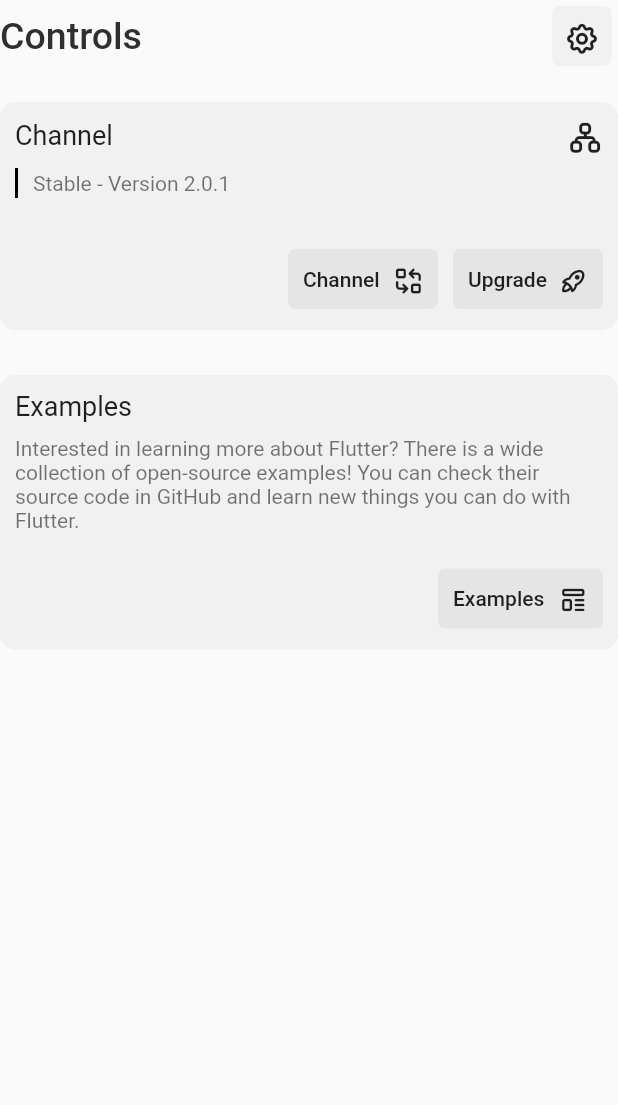
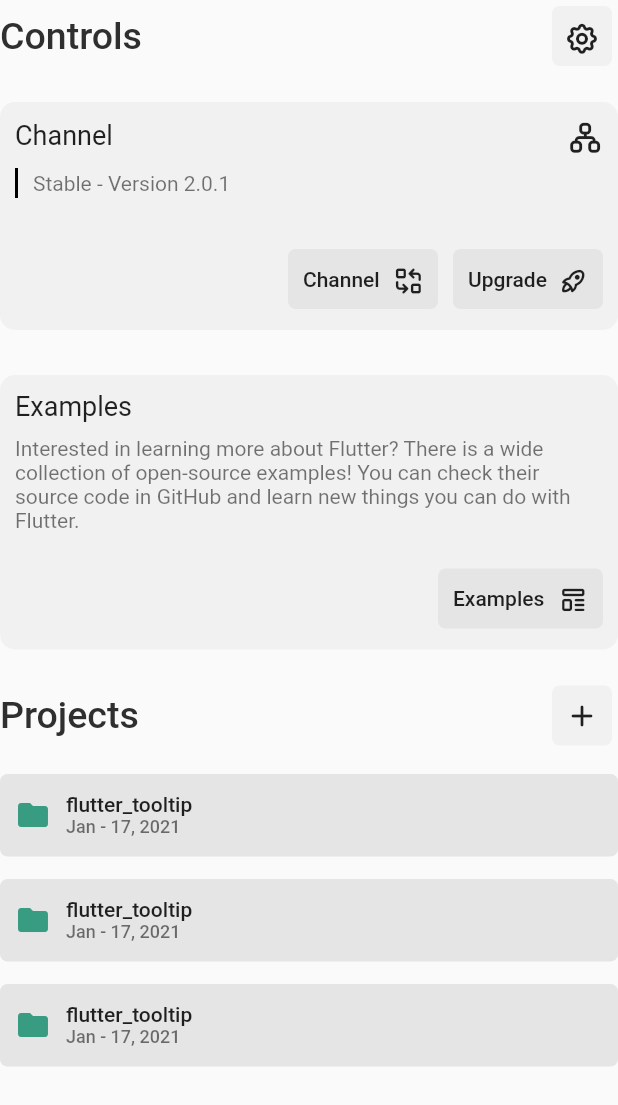
Before and after one commit to FlutterMatic/desktop, a Flutter app: what controls() shows on an empty page, opened directly, on a phone screen of 412 x 824 dp. Shown: the top 1105 px of the screen. Run offline on Flutter 3.47's test engine with Material 2 defaults, Android fonts, the light colour scheme and no system bars; our stand-ins replace flutter_svg; missing offline and left inert: bitsdojo_window, process_run.

Commit message:
UI Fixes and projects tiles added.

```diff
--- a/lib/components/title_section.dart
+++ b/lib/components/title_section.dart
@@ -41,7 +41,7 @@ Widget installationStatus(InstallationStatus status, String title,
             const Spacer(),
             status != InstallationStatus.done
                 ? SquareButton(
-                    size: 30,
+                    size: 35,
                     icon: const Icon(Iconsdata.download, size: 20),
                     tooltip: 'Download $title',
                     onPressed: onDownload)
--- a/lib/screens/home/components/controls.dart
+++ b/lib/screens/home/components/controls.dart
@@ -2,15 +2,30 @@ import 'package:flutter/material.dart';
 import 'package:flutter_installer/components/rectangle_button.dart';
 import 'package:flutter_installer/components/round_container.dart';
 import 'package:flutter_installer/components/title_section.dart';
+import 'package:flutter_installer/screens/home/components/projects.dart';
 import 'package:flutter_installer/utils/constants.dart';
 import 'package:url_launcher/url_launcher.dart';
 
 Widget controls() {
   return SizedBox(
-    width: 450,
+    width: 500,
+    child: Expanded(
       child: Column(
         crossAxisAlignment: CrossAxisAlignment.start,
         children: <Widget>[
+          _controlOptions(),
+          const SizedBox(height: 20),
+          projects(),
+        ],
+      ),
+    ),
+  );
+}
+
+Widget _controlOptions() {
+  return Column(
+    crossAxisAlignment: CrossAxisAlignment.start,
+    children: [
       titleSection(
           'Controls', const Icon(Iconsdata.settings), () {}, 'Settings'),
       const SizedBox(height: 20),
@@ -104,6 +119,5 @@ Widget controls() {
         ),
       ),
     ],
-    ),
   );
 }
--- a/lib/screens/home/components/installed.dart
+++ b/lib/screens/home/components/installed.dart
@@ -2,9 +2,10 @@ import 'package:flutter/material.dart';
 import 'package:flutter_installer/components/title_section.dart';
 import 'package:flutter_installer/utils/constants.dart';
 
-Widget installedComponents(Size size) {
+Widget installedComponents() {
   return SizedBox(
-    width: size.width > 1000 ? 0.4 * size.width : 0.7 * size.width,
+    width: 500,
+    child: Expanded(
       child: Column(
         mainAxisSize: MainAxisSize.min,
         children: <Widget>[
@@ -37,5 +38,6 @@ Widget installedComponents(Size size) {
           ),
         ],
       ),
+    ),
   );
 }
--- a/lib/screens/home/components/projects.dart
+++ b/lib/screens/home/components/projects.dart
@@ -1,18 +1,110 @@
 import 'package:flutter/material.dart';
+import 'package:flutter_installer/components/rectangle_button.dart';
+import 'package:flutter_installer/components/square_button.dart';
 import 'package:flutter_installer/components/title_section.dart';
+import 'package:flutter_installer/utils/constants.dart';
 
 Widget projects() {
   return SizedBox(
-    width: 450,
+    width: 500,
     child: Column(
       children: <Widget>[
         titleSection('Projects', const Icon(Icons.add_rounded), () {},
             'New Flutter Project'),
+        ProjectTile(
+          fileName: 'flutter_tooltip',
+          lastEdit: 'Jan - 17, 2021',
+          //TODO: Show options onPressed
+          onOptions: () {},
+          //TODO: Open file onPressed
+          onPressed: () {},
+        ),
+        ProjectTile(
+          fileName: 'flutter_tooltip',
+          lastEdit: 'Jan - 17, 2021',
+          //TODO: Show options onPressed
+          onOptions: () {},
+          //TODO: Open file onPressed
+          onPressed: () {},
+        ),
+        ProjectTile(
+          fileName: 'flutter_tooltip',
+          lastEdit: 'Jan - 17, 2021',
+          //TODO: Show options onPressed
+          onOptions: () {},
+          //TODO: Open file onPressed
+          onPressed: () {},
+        ),
       ],
     ),
   );
 }
 
-// Widget _projectTile() {
-//   return;
-// }
+class ProjectTile extends StatefulWidget {
+  final String fileName;
+  final String? lastEdit;
+  final Function() onPressed;
+  final Function() onOptions;
+
+  ProjectTile(
+      {required this.fileName,
+      required this.onPressed,
+      required this.onOptions,
+      this.lastEdit});
+
+  @override
+  _ProjectTileState createState() => _ProjectTileState();
+}
+
+bool _hovered = false;
+
+class _ProjectTileState extends State<ProjectTile> {
+  @override
+  Widget build(BuildContext context) {
+    return Padding(
+      padding: const EdgeInsets.only(top: 15),
+      child: MouseRegion(
+        onHover: (event) => setState(() => _hovered = true),
+        onExit: (event) => setState(() => _hovered = false),
+        child: RectangleButton(
+          height: 55,
+          width: double.infinity,
+          onPressed: widget.onPressed,
+          child: Row(
+            children: <Widget>[
+              const Icon(Icons.folder, color: kGreenColor),
+              const SizedBox(width: 10),
+              Expanded(
+                child: Column(
+                  crossAxisAlignment: CrossAxisAlignment.start,
+                  mainAxisAlignment: MainAxisAlignment.center,
+                  children: [
+                    Text(widget.fileName,
+                        maxLines: 1,
+                        overflow: TextOverflow.fade,
+                        softWrap: false),
+                    widget.lastEdit != null
+                        ? Text(
+                            widget.lastEdit!,
+                            style: const TextStyle(
+                                fontSize: 12, color: Colors.black54),
+                          )
+                        : const SizedBox.shrink(),
+                  ],
+                ),
+              ),
+              _hovered
+                  ? SquareButton(
+                      icon: const Icon(Icons.more_vert_rounded),
+                      onPressed: widget.onOptions,
+                      color: kLightGreyColor,
+                      tooltip: 'Options',
+                    )
+                  : const SizedBox.shrink(),
+            ],
+          ),
+        ),
+      ),
+    );
+  }
+}
--- a/lib/screens/home/home_screen.dart
+++ b/lib/screens/home/home_screen.dart
@@ -33,7 +33,7 @@ class _HomeScreenState extends State<HomeScreen> {
               vertical: 30,
             ),
             child: Column(
-              crossAxisAlignment: CrossAxisAlignment.center,
+              crossAxisAlignment: CrossAxisAlignment.start,
               children: <Widget>[
                 SizedBox(
                   height: 50,
@@ -44,21 +44,22 @@ class _HomeScreenState extends State<HomeScreen> {
                 ),
                 const SizedBox(height: 20),
                 // Installed Components
-                MediaQuery.of(context).size.width > 1000
+                MediaQuery.of(context).size.width > 1070
                     ? Row(
                         crossAxisAlignment: CrossAxisAlignment.start,
                         children: <Widget>[
                           //Installed Components
-                          installedComponents(MediaQuery.of(context).size),
-                          const Spacer(),
+                          Expanded(child: installedComponents()),
+                          const SizedBox(width: 150),
                           //Controls
                           controls(),
+                          // Spacer(),
                         ],
                       )
                     : Column(
                         children: <Widget>[
                           //Installed Components
-                          installedComponents(MediaQuery.of(context).size),
+                          installedComponents(),
                           const SizedBox(height: 30),
                           //Controls
                           controls(),
```
Lines whose indentation alone changed are shown as unchanged.
